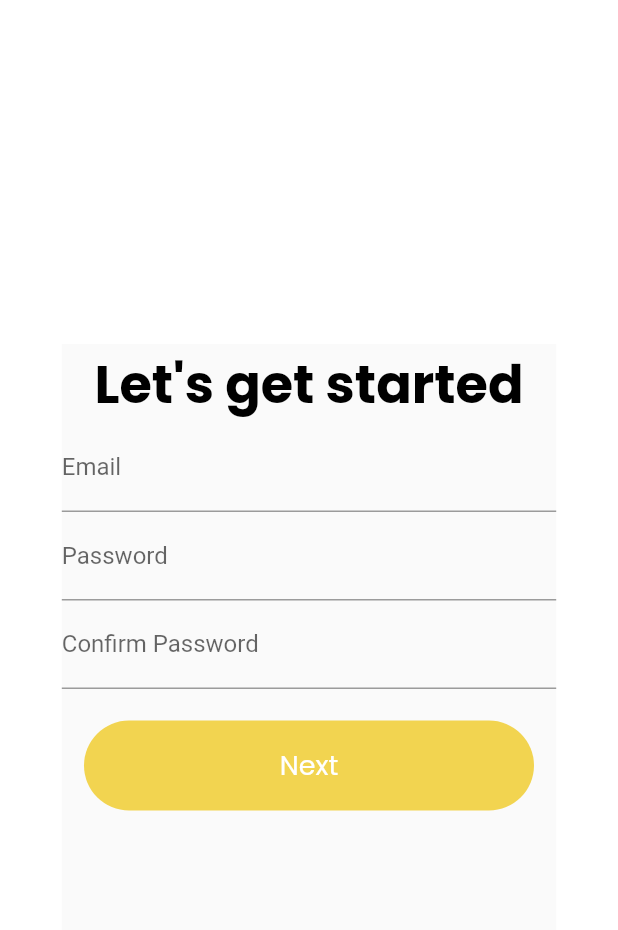
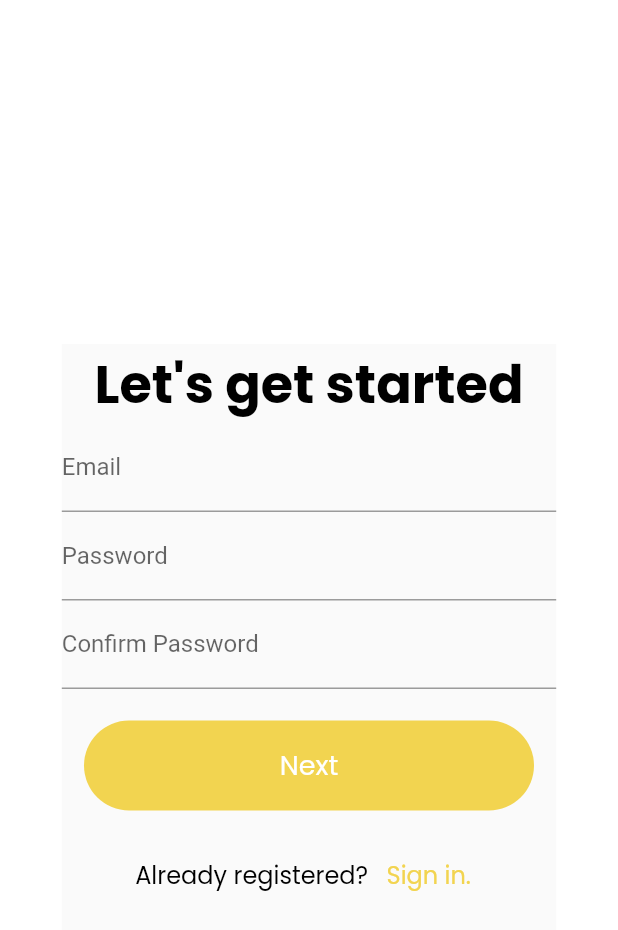
Before and after one commit to marcuelo1/landgo, a Flutter app: the SignUp screen opened by its route, on a phone screen of 412 x 824 dp. Shown: the top 930 px of the screen. Run offline on Flutter 3.47's test engine with Material 2 defaults, Android fonts, the phone set to English and light mode, and no system bars; our stand-ins replace carousel_slider, flutter_spinkit; missing offline and left inert: pixel_perfect; network calls fail.

Commit message:
Added sign in button to sign up page

```diff
--- a/lib/sign_up/sign_up.dart
+++ b/lib/sign_up/sign_up.dart
@@ -60,6 +60,8 @@ class _SignUpState extends State<SignUp> {
           title(),
           /// FORM
           form_1(),
+          /// Already registered
+          signIn()
         ];
         break;
       case 2:
@@ -68,6 +70,8 @@ class _SignUpState extends State<SignUp> {
           title(),
           /// FORM
           form_2(),
+          /// Already registered
+          signIn()
         ];
         break;
     }
@@ -365,4 +369,26 @@ class _SignUpState extends State<SignUp> {
       )
     );
   }
+
+  Widget signIn(){
+    return Row(
+      mainAxisAlignment: MainAxisAlignment.center,
+      mainAxisSize: MainAxisSize.min,
+      children: [
+        Text(
+          "Already registered? ",
+          style: SignUpStyle.regularText,
+        ),
+        TextButton(
+          onPressed: (){
+            Navigator.pushNamed(context, 'signin');
+          },
+          child: Text(
+            "Sign in.",
+            style: SignUpStyle.yellowText,
+          ),
+        ),
+      ],
+    );
+  }
 }
--- a/lib/sign_up/sign_up_style.dart
+++ b/lib/sign_up/sign_up_style.dart
@@ -19,4 +19,16 @@ class SignUpStyle {
                               color: SharedStyle.white,
                               fontFamily: 'Poppins-Regular'
                             );
+
+  static final regularText = TextStyle(
+                              fontSize: 16,
+                              color: SharedStyle.black,
+                              fontFamily: 'Poppins-Regular'
+                            );
+
+  static final yellowText = TextStyle(
+                              fontSize: 16,
+                              color: SharedStyle.yellow,
+                              fontFamily: 'Poppins-Regular'
+                            );
 }
```
Also changed, not shown: lib/sign_in/sign_in.dart (+39 -2 lines), lib/sign_in/sign_in_style.dart (added, +11 -0 lines).
